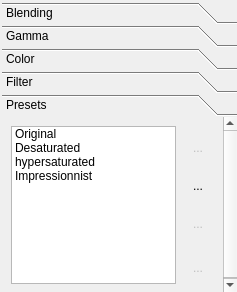
markus-wa/glmixer-mirror, file src/MixingToolboxWidget.ui: the form before one commit.
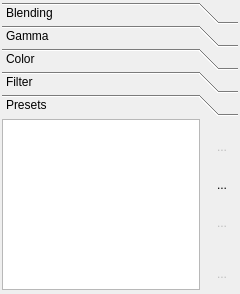
The form after the commit. The open tabs and pages were chosen to show the change. Icons and pictures are not drawn.

Diff of the .ui file:
```diff
--- a/src/MixingToolboxWidget.ui
+++ b/src/MixingToolboxWidget.ui
@@ -6,8 +6,8 @@
    <rect>
     <x>0</x>
     <y>0</y>
-    <width>237</width>
-    <height>292</height>
+    <width>240</width>
+    <height>294</height>
    </rect>
   </property>
   <property name="windowTitle">
@@ -17,18 +17,9 @@
    <property name="spacing">
     <number>0</number>
    </property>
-   <property name="leftMargin">
+   <property name="margin">
     <number>2</number>
    </property>
-   <property name="topMargin">
-    <number>2</number>
-   </property>
-   <property name="rightMargin">
-    <number>0</number>
-   </property>
-   <property name="bottomMargin">
-    <number>0</number>
-   </property>
    <item>
     <widget class="QToolBox" name="mixingToolBox">
      <property name="sizePolicy">
@@ -39,7 +30,7 @@
      </property>
      <property name="minimumSize">
       <size>
-       <width>235</width>
+       <width>236</width>
        <height>290</height>
       </size>
      </property>
@@ -1694,14 +1685,26 @@
        <rect>
         <x>0</x>
         <y>0</y>
-        <width>235</width>
-        <height>170</height>
+        <width>226</width>
+        <height>160</height>
        </rect>
       </property>
       <attribute name="label">
        <string>Presets</string>
       </attribute>
       <layout class="QGridLayout" name="gridLayout">
+       <property name="leftMargin">
+        <number>0</number>
+       </property>
+       <property name="topMargin">
+        <number>2</number>
+       </property>
+       <property name="rightMargin">
+        <number>0</number>
+       </property>
+       <property name="bottomMargin">
+        <number>2</number>
+       </property>
        <item row="5" column="1">
         <widget class="QToolButton" name="presetRemove">
          <property name="enabled">
@@ -1769,32 +1772,15 @@
          <property name="showDropIndicator" stdset="0">
           <bool>false</bool>
          </property>
+         <property name="alternatingRowColors">
+          <bool>true</bool>
+         </property>
          <property name="spacing">
           <number>1</number>
          </property>
          <property name="currentRow">
           <number>-1</number>
          </property>
-         <item>
-          <property name="text">
-           <string>Original</string>
-          </property>
-         </item>
-         <item>
-          <property name="text">
-           <string>Desaturated</string>
-          </property>
-         </item>
-         <item>
-          <property name="text">
-           <string>hypersaturated</string>
-          </property>
-         </item>
-         <item>
-          <property name="text">
-           <string>Impressionnist</string>
-          </property>
-         </item>
         </widget>
        </item>
        <item row="3" column="1">
```
Left out of the diff: 74 changed lines with no effect on the pictures.
